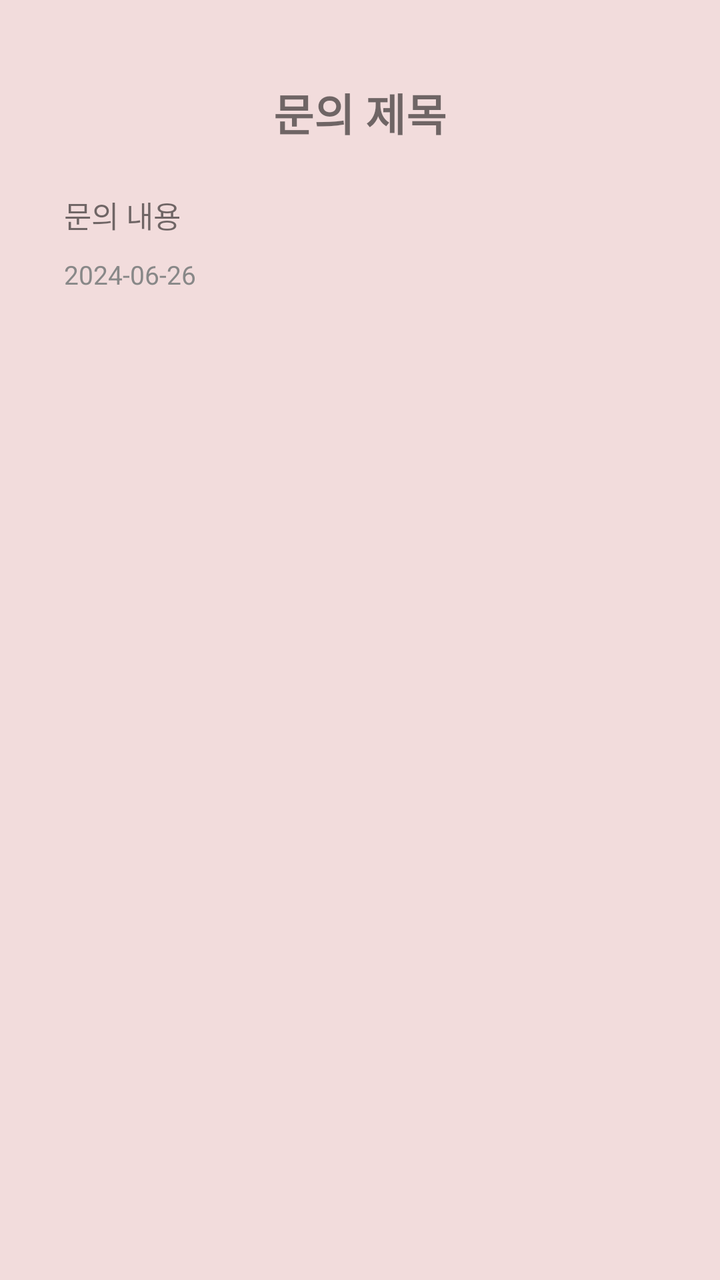
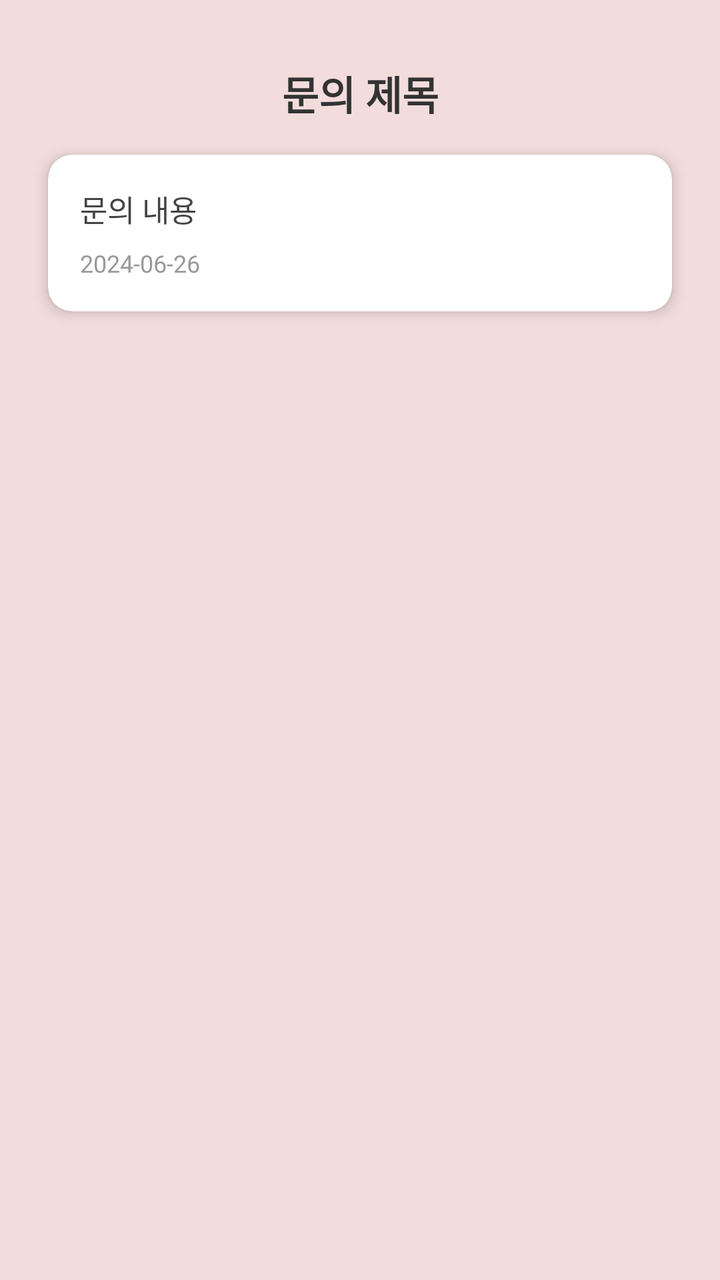

Before-and-after screenshots of an Android layout around one commit, followed by the original layout XML and the change that was made.
<!-- AndroidManifest.xml: application theme Theme.DormApp -->
<!-- res/layout/fragment_inquiry_detail.xml -->
<androidx.constraintlayout.widget.ConstraintLayout
    xmlns:android="http://schemas.android.com/apk/res/android"
    xmlns:app="http://schemas.android.com/apk/res-auto"
    android:layout_width="match_parent"
    android:layout_height="match_parent"
    android:background="#F2DCDC">

    <TextView
        android:id="@+id/tv_inquiry_detail_title"
        android:layout_width="wrap_content"
        android:layout_height="wrap_content"
        android:text="문의 제목"
        android:textSize="22sp"
        android:textStyle="bold"
        android:layout_marginTop="40dp"
        app:layout_constraintTop_toTopOf="parent"
        app:layout_constraintStart_toStartOf="parent"
        app:layout_constraintEnd_toEndOf="parent"/>

    <TextView
        android:id="@+id/tv_inquiry_detail_content"
        android:layout_width="0dp"
        android:layout_height="wrap_content"
        android:text="문의 내용"
        android:textSize="15sp"
        android:layout_marginTop="24dp"
        app:layout_constraintTop_toBottomOf="@id/tv_inquiry_detail_title"
        app:layout_constraintStart_toStartOf="parent"
        app:layout_constraintEnd_toEndOf="parent"
        android:layout_marginStart="32dp"
        android:layout_marginEnd="32dp"/>

    <TextView
        android:id="@+id/tv_inquiry_detail_date"
        android:layout_width="wrap_content"
        android:layout_height="wrap_content"
        android:text="2024-06-26"
        android:textSize="13sp"
        android:textColor="#888888"
        app:layout_constraintTop_toBottomOf="@id/tv_inquiry_detail_content"
        app:layout_constraintStart_toStartOf="parent"
        android:layout_marginTop="10dp"
        android:layout_marginStart="32dp"/>

    <TextView
        android:id="@+id/tv_inquiry_answer_label"
        android:layout_width="wrap_content"
        android:layout_height="wrap_content"
        android:text="답변"
        android:textStyle="bold"
        android:textSize="15sp"
        android:layout_marginTop="28dp"
        app:layout_constraintTop_toBottomOf="@id/tv_inquiry_detail_date"
        app:layout_constraintStart_toStartOf="parent"
        android:visibility="gone"/>

    <TextView
        android:id="@+id/tv_inquiry_answer_content"
        android:layout_width="0dp"
        android:layout_height="wrap_content"
        android:text="관리자 답변이 여기에 표시됩니다."
        android:textSize="15sp"
        app:layout_constraintTop_toBottomOf="@id/tv_inquiry_answer_label"
        app:layout_constraintStart_toStartOf="parent"
        app:layout_constraintEnd_toEndOf="parent"
        android:layout_marginStart="32dp"
        android:layout_marginEnd="32dp"
        android:layout_marginTop="8dp"
        android:visibility="gone"/>

    <EditText
        android:id="@+id/et_inquiry_answer"
        android:layout_width="0dp"
        android:layout_height="80dp"
        android:background="@drawable/edit_white_border"
        android:hint="답변을 입력하세요"
        android:gravity="top|start"
        app:layout_constraintTop_toBottomOf="@id/tv_inquiry_detail_date"
        app:layout_constraintStart_toStartOf="parent"
        app:layout_constraintEnd_toEndOf="parent"
        android:layout_marginTop="16dp"
        android:layout_marginStart="32dp"
        android:layout_marginEnd="32dp"
        android:visibility="gone"/>

    <Button
        android:id="@+id/btn_submit_answer"
        android:layout_width="200dp"
        android:layout_height="45dp"
        android:background="@color/purple_200"
        android:text="답변 등록"
        android:textColor="@color/black"
        app:layout_constraintTop_toBottomOf="@id/et_inquiry_answer"
        app:layout_constraintStart_toStartOf="parent"
        app:layout_constraintEnd_toEndOf="parent"
        android:layout_marginTop="20dp"
        android:visibility="gone"/>

</androidx.constraintlayout.widget.ConstraintLayout>
<!-- resources referenced by this layout -->
<resources>
  <color name="black">#FF000000</color>
  <color name="purple_200">#FFBB86FC</color>
  <!-- drawable edit_white_border (drawable) -->
  <?xml version="1.0" encoding="utf-8"?>
  <shape xmlns:android="http://schemas.android.com/apk/res/android">
      <solid android:color="#FFFFFF"/>
      <stroke android:width="1dp" android:color="#DDDDDD"/>
      <corners android:radius="5dp"/>
  </shape>
  <style name="Theme.DormApp" parent="Theme.AppCompat.Light.NoActionBar">
      </style>
</resources>

<!-- the commit's change to res/layout/fragment_inquiry_detail.xml (unified diff, before → after) -->
@@ -3,97 +3,136 @@
     xmlns:app="http://schemas.android.com/apk/res-auto"
     android:layout_width="match_parent"
     android:layout_height="match_parent"
-    android:background="#F2DCDC">
+    android:background="#F2DCDC"
+    android:padding="16dp">
 
+    
     <TextView
         android:id="@+id/tv_inquiry_detail_title"
-        android:layout_width="wrap_content"
+        android:layout_width="0dp"
         android:layout_height="wrap_content"
         android:text="문의 제목"
-        android:textSize="22sp"
+        android:textSize="20sp"
         android:textStyle="bold"
-        android:layout_marginTop="40dp"
+        android:textColor="#333333"
+        android:gravity="center"
+        android:layout_marginTop="16dp"
         app:layout_constraintTop_toTopOf="parent"
         app:layout_constraintStart_toStartOf="parent"
         app:layout_constraintEnd_toEndOf="parent"/>
 
-    <TextView
-        android:id="@+id/tv_inquiry_detail_content"
+    
+    <androidx.cardview.widget.CardView
+        android:id="@+id/card_inquiry"
         android:layout_width="0dp"
         android:layout_height="wrap_content"
-        android:text="문의 내용"
-        android:textSize="15sp"
-        android:layout_marginTop="24dp"
+        android:layout_marginTop="16dp"
+        android:layout_marginHorizontal="8dp"
+        app:cardCornerRadius="12dp"
+        app:cardElevation="4dp"
+        app:cardBackgroundColor="@android:color/white"
         app:layout_constraintTop_toBottomOf="@id/tv_inquiry_detail_title"
         app:layout_constraintStart_toStartOf="parent"
-        app:layout_constraintEnd_toEndOf="parent"
-        android:layout_marginStart="32dp"
-        android:layout_marginEnd="32dp"/>
+        app:layout_constraintEnd_toEndOf="parent">
 
-    <TextView
-        android:id="@+id/tv_inquiry_detail_date"
-        android:layout_width="wrap_content"
-        android:layout_height="wrap_content"
-        android:text="2024-06-26"
-        android:textSize="13sp"
-        android:textColor="#888888"
-        app:layout_constraintTop_toBottomOf="@id/tv_inquiry_detail_content"
-        app:layout_constraintStart_toStartOf="parent"
-        android:layout_marginTop="10dp"
-        android:layout_marginStart="32dp"/>
+        <LinearLayout
+            android:layout_width="match_parent"
+            android:layout_height="wrap_content"
+            android:orientation="vertical"
+            android:padding="16dp">
 
+            <TextView
+                android:id="@+id/tv_inquiry_detail_content"
+                android:layout_width="match_parent"
+                android:layout_height="wrap_content"
+                android:text="문의 내용"
+                android:textSize="15sp"
+                android:textColor="#444444"
+                android:lineSpacingExtra="4dp" />
+
+            <TextView
+                android:id="@+id/tv_inquiry_detail_date"
+                android:layout_width="wrap_content"
+                android:layout_height="wrap_content"
+                android:text="2024-06-26"
+                android:textSize="12sp"
+                android:textColor="#999999"
+                android:layout_marginTop="8dp"/>
+        </LinearLayout>
+    </androidx.cardview.widget.CardView>
+
+    
     <TextView
         android:id="@+id/tv_inquiry_answer_label"
         android:layout_width="wrap_content"
         android:layout_height="wrap_content"
         android:text="답변"
         android:textStyle="bold"
-        android:textSize="15sp"
-        android:layout_marginTop="28dp"
-        app:layout_constraintTop_toBottomOf="@id/tv_inquiry_detail_date"
-        app:layout_constraintStart_toStartOf="parent"
-        android:visibility="gone"/>
+        android:textSize="16sp"
+        android:layout_marginTop="20dp"
+        android:textColor="#222222"
+        android:visibility="gone"
+        app:layout_constraintTop_toBottomOf="@id/card_inquiry"
+        app:layout_constraintStart_toStartOf="parent" />
 
-    <TextView
-        android:id="@+id/tv_inquiry_answer_content"
+    
+    <androidx.cardview.widget.CardView
+        android:id="@+id/card_answer"
         android:layout_width="0dp"
         android:layout_height="wrap_content"
-        android:text="관리자 답변이 여기에 표시됩니다."
-        android:textSize="15sp"
+        android:layout_marginTop="8dp"
+        android:layout_marginBottom="8dp"
+        app:cardCornerRadius="12dp"
+        app:cardElevation="2dp"
+        app:cardBackgroundColor="#FFFFFF"
+        android:visibility="gone"
         app:layout_constraintTop_toBottomOf="@id/tv_inquiry_answer_label"
         app:layout_constraintStart_toStartOf="parent"
-        app:layout_constraintEnd_toEndOf="parent"
-        android:layout_marginStart="32dp"
-        android:layout_marginEnd="32dp"
-        android:layout_marginTop="8dp"
-        android:visibility="gone"/>
+        app:layout_constraintEnd_toEndOf="parent">
 
+        <TextView
+            android:id="@+id/tv_inquiry_answer_content"
+            android:layout_width="match_parent"
+            android:layout_height="wrap_content"
+            android:text="관리자 답변이 여기에 표시됩니다."
+            android:textSize="15sp"
+            android:textColor="#444444"
+            android:padding="16dp"/>
+    </androidx.cardview.widget.CardView>
+
+    
     <EditText
         android:id="@+id/et_inquiry_answer"
         android:layout_width="0dp"
-        android:layout_height="80dp"
+        android:layout_height="100dp"
         android:background="@drawable/edit_white_border"
         android:hint="답변을 입력하세요"
         android:gravity="top|start"
-        app:layout_constraintTop_toBottomOf="@id/tv_inquiry_detail_date"
+        android:padding="12dp"
+        android:textSize="14sp"
+        android:textColor="#000000"
+        android:layout_marginTop="16dp"
+        android:layout_marginBottom="8dp"
+        android:visibility="gone"
+        app:layout_constraintTop_toBottomOf="@id/card_inquiry"
         app:layout_constraintStart_toStartOf="parent"
-        app:layout_constraintEnd_toEndOf="parent"
-        android:layout_marginTop="16dp"
-        android:layout_marginStart="32dp"
-        android:layout_marginEnd="32dp"
-        android:visibility="gone"/>
+        app:layout_constraintEnd_toEndOf="parent"/>
 
+    
     <Button
         android:id="@+id/btn_submit_answer"
-        android:layout_width="200dp"
-        android:layout_height="45dp"
-        android:background="@color/purple_200"
+        android:layout_width="wrap_content"
+        android:layout_height="wrap_content"
         android:text="답변 등록"
-        android:textColor="@color/black"
+        android:textColor="#FFFFFF"
+        android:backgroundTint="#00796B"
+        android:textStyle="bold"
+        android:layout_marginTop="8dp"
+        android:paddingHorizontal="24dp"
+        android:paddingVertical="10dp"
+        android:visibility="gone"
         app:layout_constraintTop_toBottomOf="@id/et_inquiry_answer"
         app:layout_constraintStart_toStartOf="parent"
-        app:layout_constraintEnd_toEndOf="parent"
-        android:layout_marginTop="20dp"
-        android:visibility="gone"/>
+        app:layout_constraintEnd_toEndOf="parent"/>
 
 </androidx.constraintlayout.widget.ConstraintLayout>
<!-- resource entries referenced after the edit -->
@@ -1,7 +1,5 @@
 <!-- resources referenced by this layout -->
 <resources>
-  <color name="black">#FF000000</color>
-  <color name="purple_200">#FFBB86FC</color>
   <!-- drawable edit_white_border (drawable) -->
   <?xml version="1.0" encoding="utf-8"?>
   <shape xmlns:android="http://schemas.android.com/apk/res/android">
